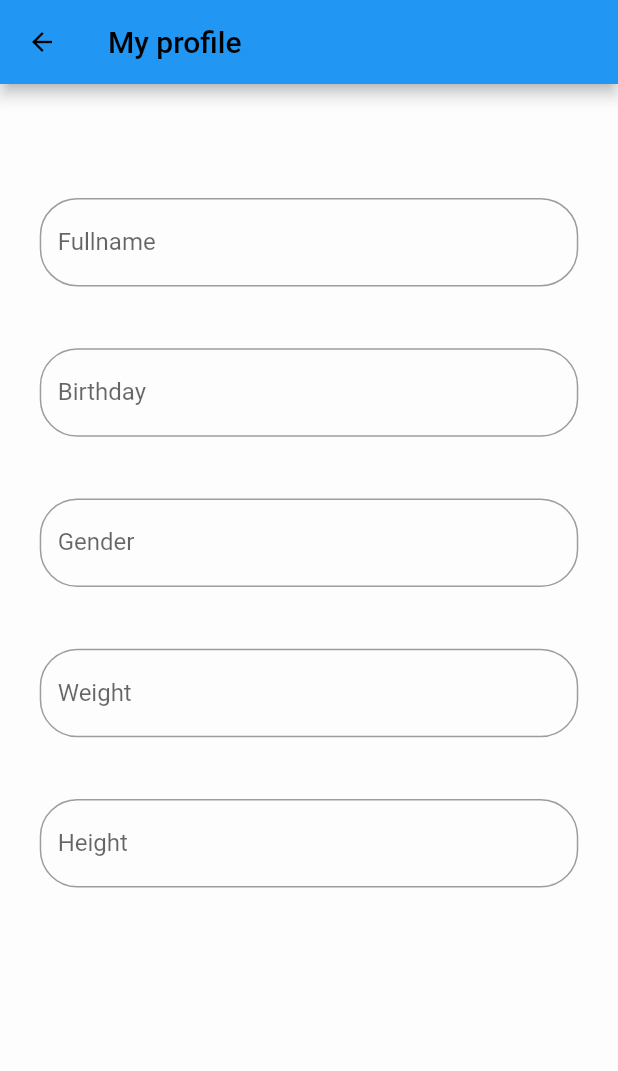
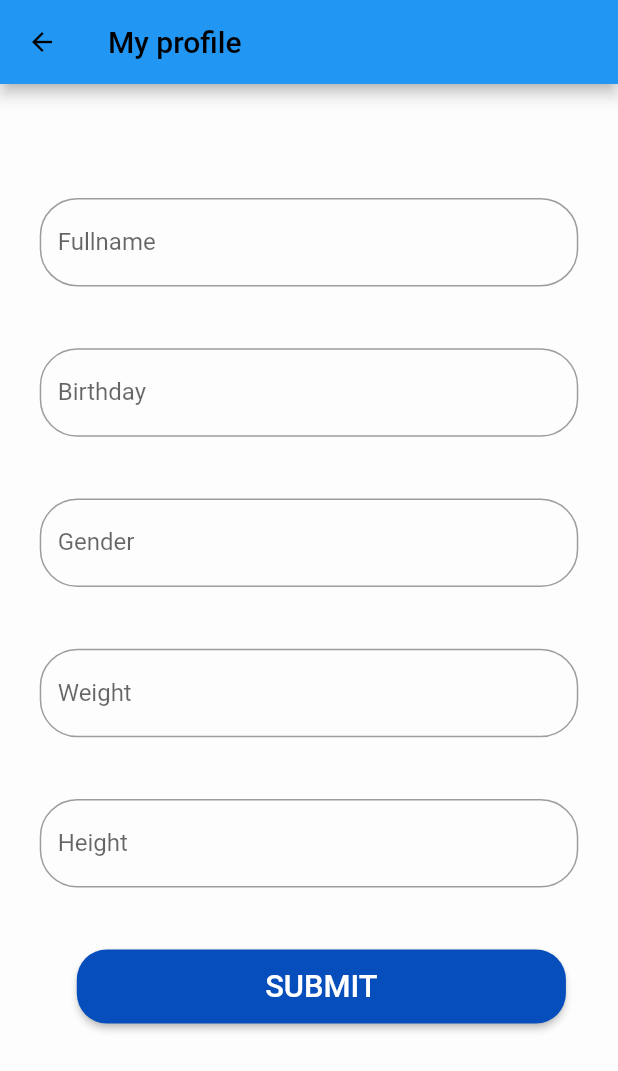
Before and after one commit to shahzebnaqvi/Medical_App, a Flutter app: the screen it shows after launch, on a phone screen of 412 x 824 dp. Shown: the top 1071 px of the screen. Run offline on Flutter 3.47's test engine with Material 2 defaults, Android fonts, the phone set to English and light mode, and no system bars; our stand-ins replace carousel_slider, flutter_speed_dial, get, image_picker, lottie; missing offline and left inert: ml_kit_ocr.

Commit message:
create  Profile screen

```diff
--- a/lib/Screens/auth/myprofile.dart
+++ b/lib/Screens/auth/myprofile.dart
@@ -1,4 +1,5 @@
 import 'package:flutter/material.dart';
+import 'package:medical_app/Screens/auth/login.dart';
 
 import '../../Constants/constants.dart';
 
@@ -95,6 +96,33 @@ class _ProfileState extends State<Profile> {
             SizedBox(
               height: MediaQuery.of(context).size.height * 0.05,
             ),
+            Container(
+              margin: EdgeInsets.only(
+                left: MediaQuery.of(context).size.height * 0.03,
+                right: MediaQuery.of(context).size.height * 0.01,
+              ),
+              child: ElevatedButton(
+                style: ElevatedButton.styleFrom(
+                    shape: RoundedRectangleBorder(
+                        borderRadius: BorderRadius.circular(20)),
+                    primary: Constants.mainColor,
+                    minimumSize: Size(
+                        20,
+                        MediaQuery.of(context).size.height *
+                            0.06) // put the width and height you want
+                    ),
+                onPressed: () {
+                  Navigator.push(context,
+                      MaterialPageRoute(builder: (context) => Login()));
+                },
+                child: Text(
+                  "SUBMIT",
+                  style: TextStyle(
+                    fontSize: MediaQuery.of(context).size.width * 0.05,
+                  ),
+                ),
+              ),
+            ),
           ],
         ),
       ),
--- a/lib/Screens/auth/signup.dart
+++ b/lib/Screens/auth/signup.dart
@@ -7,6 +7,7 @@ import 'package:get/route_manager.dart';
 import 'package:medical_app/Constants/constants.dart';
 import 'package:medical_app/Screens/additionaltools/bmi.dart';
 import 'package:medical_app/Screens/auth/login.dart';
+import 'package:medical_app/Screens/home.dart';
 
 class Signup extends StatefulWidget {
   const Signup({Key? key}) : super(key: key);
@@ -144,7 +145,10 @@ class _SignupState extends State<Signup> {
                           primary: Constants.bluecolor,
                           minimumSize: Size(
                               20, MediaQuery.of(context).size.height * 0.06)),
-                      onPressed: () {},
+                      onPressed: () {
+                        Navigator.push(context,
+                            MaterialPageRoute(builder: (context) => Home()));
+                      },
                       child: Text("Sign up"),
                     ),
                   ),
```
